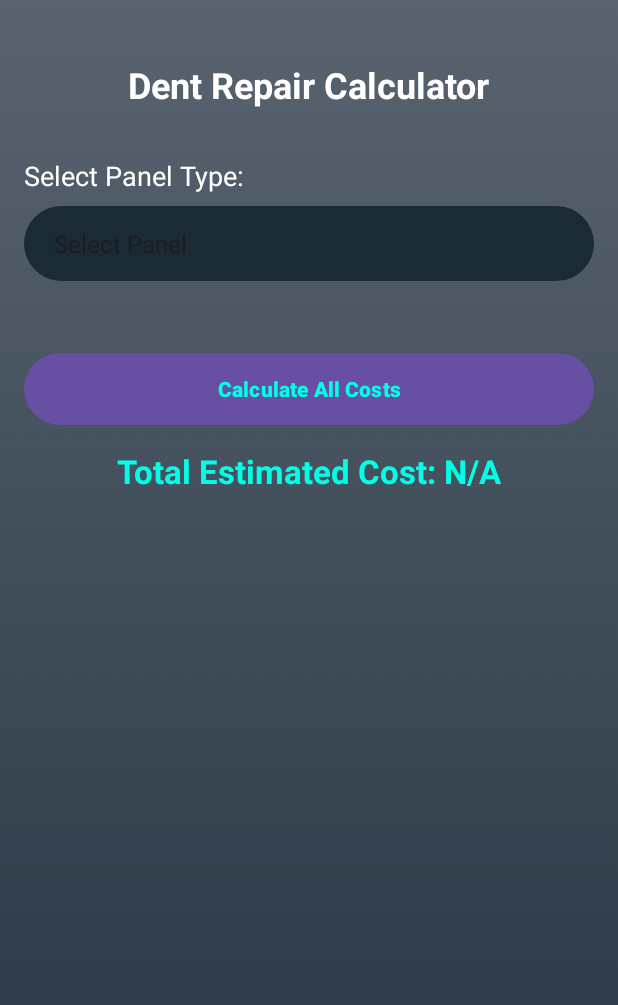
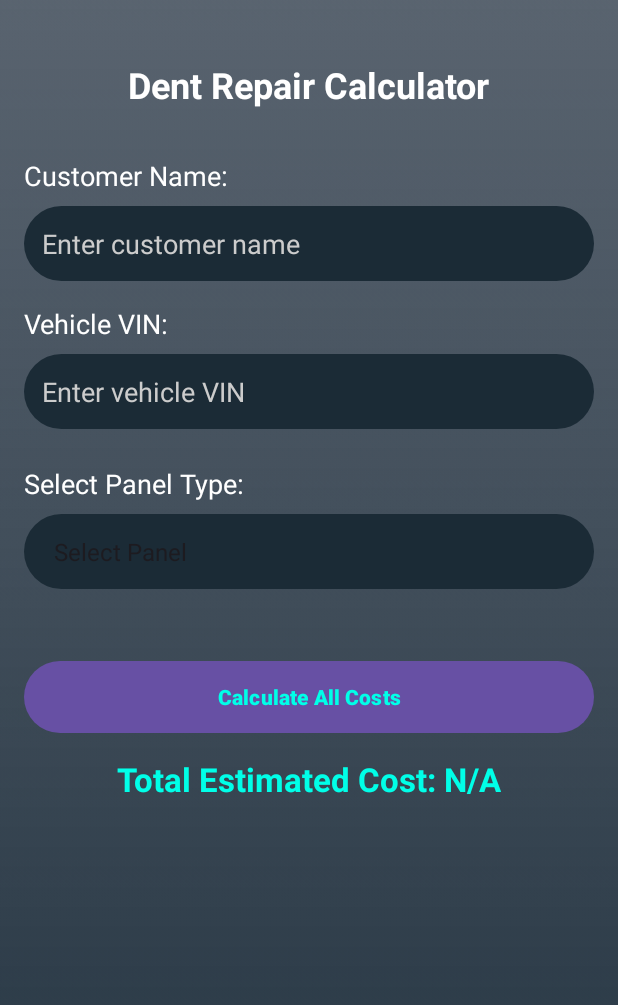
Before and after one commit to sage-utsa/AppWizards_QuickQuoteHail, an Android app: the ActivityCalculator screen opened directly, with no data from a screen before it, after a tap on "Calculate All Costs", on a phone screen of 412 x 824 dp. Shown: the top 1005 px of the screen. Run offline under Robolectric (Android 15) with nearby library versions, the phone set to English and light mode, and no system bars.

Commit message:
gets customer name and vin number

```diff
--- a/app/src/main/java/com/AppWizards/QuickQuoteHail/ActivityCalculator.java
+++ b/app/src/main/java/com/AppWizards/QuickQuoteHail/ActivityCalculator.java
@@ -10,7 +10,7 @@ import android.view.View;
 import android.widget.AdapterView;
 import android.widget.ArrayAdapter;
 import android.widget.Button;
-import android.widget.EditText;
+import android.widget.EditText; // Import EditText
 import android.widget.LinearLayout;
 import android.widget.Spinner;
 import android.widget.Switch;
@@ -29,6 +29,10 @@ public class ActivityCalculator extends AppCompatActivity {
     private Button calculateAllCostsButton;
     private TextView totalEstimatedCostDisplay;
 
+    // New UI elements for customer info
+    private EditText customerNameEditText;
+    private EditText customerVinEditText;
+
     // List to hold data for each added panel
     private List<PanelInputData> panelInputDataList;
 
@@ -42,6 +46,10 @@ public class ActivityCalculator extends AppCompatActivity {
         dynamicPanelsContainer = findViewById(R.id.dynamicPanelsContainer);
         calculateAllCostsButton = findViewById(R.id.calculateAllCostsButton);
         totalEstimatedCostDisplay = findViewById(R.id.totalEstimatedCostDisplay);
+
+        // Initialize new UI elements
+        customerNameEditText = findViewById(R.id.customerNameEditText);
+        customerVinEditText = findViewById(R.id.customerVinEditText);
 
         panelInputDataList = new ArrayList<>();
 
@@ -217,6 +225,23 @@ public class ActivityCalculator extends AppCompatActivity {
         boolean allPanelsReady = true;
         Calculator calculator = new Calculator(); // Initialize Calculator once
 
+        // Get customer name and VIN
+        String customerName = customerNameEditText.getText().toString().trim();
+        String customerVin = customerVinEditText.getText().toString().trim();
+
+        if (customerName.isEmpty()) {
+            Toast.makeText(this, "Please enter the customer name.", Toast.LENGTH_SHORT).show();
+            customerNameEditText.requestFocus();
+            return;
+        }
+
+        if (customerVin.isEmpty()) {
+            Toast.makeText(this, "Please enter the vehicle VIN.", Toast.LENGTH_SHORT).show();
+            customerVinEditText.requestFocus();
+            return;
+        }
+
+
         if (panelInputDataList.isEmpty()) {
             Toast.makeText(this, "No panels added to calculate.", Toast.LENGTH_SHORT).show();
             totalEstimatedCostDisplay.setText("Total Estimated Cost: N/A");
@@ -254,8 +279,10 @@ public class ActivityCalculator extends AppCompatActivity {
                 allPanelsReady = false; // Mark as not ready if parsing fails
             }
 
-            // Save individual invoice to history
+            // Save individual invoice to history, now including customerName and customerVin
             Invoice newInvoice = new Invoice(
+                    customerName, // Add customer name
+                    customerVin,  // Add customer VIN
                     panelData.panelType,
                     panelData.largestDentSize,
                     panelData.numberOfDents,
@@ -276,7 +303,7 @@ public class ActivityCalculator extends AppCompatActivity {
         boolean hasCalculatedCosts = false; // Flag to check if any panel has a calculated cost
 
         for (PanelInputData panelData : panelInputDataList) {
-            if (panelData.estimatedCost != null && !panelData.estimatedCost.equals("N/A")) {
+            if (panelData.estimatedCost != null && !panelData.estimatedCost.equals("N/A") && !panelData.estimatedCost.startsWith("CR")) {
                 try {
                     totalCost += Double.parseDouble(panelData.estimatedCost.replace("$", ""));
                     hasCalculatedCosts = true;
--- a/app/src/main/java/com/AppWizards/QuickQuoteHail/Calculator.java
+++ b/app/src/main/java/com/AppWizards/QuickQuoteHail/Calculator.java
@@ -4,6 +4,10 @@ import java.util.HashMap;
 import java.util.Map;
 
 public class Calculator {
+
+    private String customerName;
+    private String customerVIN;
+
 
     // Nested Map for the lookup table
     // Panel Type -> (Dents Range -> (Dent Size -> Cost))
--- a/app/src/main/res/layout/activity_calculator.xml
+++ b/app/src/main/res/layout/activity_calculator.xml
@@ -25,6 +25,49 @@
             android:layout_gravity="center_horizontal"
             android:layout_marginTop="24dp"
             android:layout_marginBottom="32dp"/>
+
+        <TextView
+            android:layout_width="wrap_content"
+            android:layout_height="wrap_content"
+            android:text="Customer Name:"
+            android:textColor="@android:color/white"
+            android:textSize="18sp"
+            android:layout_marginBottom="8dp"/>
+
+        <EditText
+            android:id="@+id/customerNameEditText"
+            android:layout_width="match_parent"
+            android:layout_height="50dp"
+            android:hint="Enter customer name"
+            android:inputType="textPersonName"
+            android:textColor="@android:color/white"
+            android:textColorHint="#CCCCCC"
+            android:background="@drawable/input_background"
+            android:paddingStart="12dp"
+            android:paddingEnd="12dp"
+            android:layout_marginBottom="16dp"/>
+
+        <TextView
+            android:layout_width="wrap_content"
+            android:layout_height="wrap_content"
+            android:text="Vehicle VIN:"
+            android:textColor="@android:color/white"
+            android:textSize="18sp"
+            android:layout_marginBottom="8dp"/>
+
+        <EditText
+            android:id="@+id/customerVinEditText"
+            android:layout_width="match_parent"
+            android:layout_height="50dp"
+            android:hint="Enter vehicle VIN"
+            android:inputType="textCapCharacters"
+            android:textColor="@android:color/white"
+            android:textColorHint="#CCCCCC"
+            android:background="@drawable/input_background"
+            android:paddingStart="12dp"
+            android:paddingEnd="12dp"
+            android:maxLength="17"
+            android:layout_marginBottom="24dp"/>
 
         <TextView
             android:id="@+id/panelTypeLabel"
```
Also changed, not shown: app/src/main/java/com/AppWizards/QuickQuoteHail/Invoice.java (+46 -51 lines).
